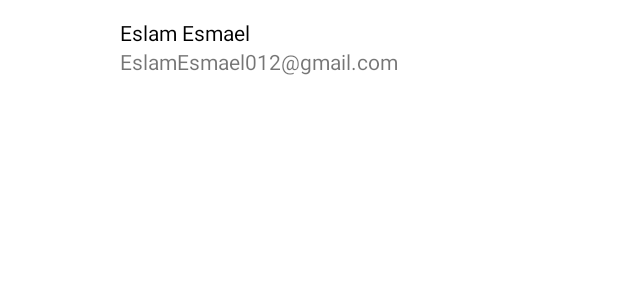
After one commit to mahmoudmorsy201/Aurora, an Android app: the layout item_user_health_taker_fragment.xml on its own in the app's theme, with its tools: preview values and no code run, on a phone screen of 412 x 824 dp. The commit adds this screen. Shown: the top 300 px of the screen. Run offline under Robolectric (Android 15) with nearby library versions, the phone set to English and light mode, and no system bars.

Commit message:
modify the model in Medicine and change the ui for the HealthTakerFragment and change the FireStoreClient.java

```diff
--- a/Aurora/app/src/main/java/com/iti/aurora/firestore/RemoteSourceFireStore.java
+++ b/Aurora/app/src/main/java/com/iti/aurora/firestore/firestoremirror/RemoteSourceFireStoreMirror.java
@@ -1,4 +1,4 @@
-package com.iti.aurora.firestore;
+package com.iti.aurora.firestore.firestoremirror;
 
 import com.iti.aurora.model.User;
 import com.iti.aurora.model.medicine.Dose;
@@ -7,7 +7,7 @@ import com.iti.aurora.model.medicine.Treatment;
 
 import java.util.List;
 
-public interface RemoteSourceFireStore {
+public interface RemoteSourceFireStoreMirror {
     void putUser(User user);
     void putMedicine(Medicine medicine);
     void putTreatment(Treatment treatment);
--- a/Aurora/app/src/main/java/com/iti/aurora/mainactivity/home/view/HomeFragment.java
+++ b/Aurora/app/src/main/java/com/iti/aurora/mainactivity/home/view/HomeFragment.java
@@ -23,9 +23,12 @@ import androidx.work.PeriodicWorkRequest;
 import androidx.work.WorkManager;
 
 import com.google.android.material.floatingactionbutton.FloatingActionButton;
+import com.google.firebase.auth.FirebaseAuth;
 import com.iti.aurora.R;
 import com.iti.aurora.addmedicine.view.AddMedicineActivity;
 import com.iti.aurora.database.ConcreteLocalSource;
+import com.iti.aurora.firestore.FirestoreClient;
+import com.iti.aurora.firestore.RemoteSourceFirestore;
 import com.iti.aurora.mainactivity.home.presenter.HomeFragmentPresenter;
 import com.iti.aurora.mainactivity.home.presenter.HomeFragmentPresenterInterface;
 import com.iti.aurora.model.Repository;
@@ -120,9 +123,6 @@ public class HomeFragment extends Fragment implements HomeFragmentViewInterface
             startActivity(intent);
         });
 
-        //FirebaseUser user = getIntent().getParcelableExtra("GOOGLE_ACCOUNT");
-        //mainActivityPresenterInterface.getLocalDoses();
-
         return view;
     }
 
--- a/Aurora/app/src/main/java/com/iti/aurora/usersystem/signup/presenter/SignUpScreenPresenterInterface.java
+++ b/Aurora/app/src/main/java/com/iti/aurora/usersystem/signup/presenter/SignUpScreenPresenterInterface.java
@@ -5,10 +5,9 @@ import com.iti.aurora.model.User;
 
 public interface SignUpScreenPresenterInterface {
 
-    void createNewUser(User user,String password);
+    void createNewUser(User user, String password);
+
     void firebaseAuthWithGoogle(String idToken);
-
-    void getSignInBooleanFromShared();
 
     void checkFirebaseUser();
 }
--- a/Aurora/app/src/main/java/com/iti/aurora/usersystem/signup/view/SignUpActivity.java
+++ b/Aurora/app/src/main/java/com/iti/aurora/usersystem/signup/view/SignUpActivity.java
@@ -58,7 +58,7 @@ public class SignUpActivity extends AppCompatActivity implements SignUpViewInter
     @Override
     protected void onStart() {
         super.onStart();
-        signUpScreenPresenterInterface.getSignInBooleanFromShared();
+
         signUpScreenPresenterInterface.checkFirebaseUser();
     }
 
@@ -119,7 +119,7 @@ public class SignUpActivity extends AppCompatActivity implements SignUpViewInter
                 new DialogInterface.OnClickListener() {
                     @Override
                     public void onClick(DialogInterface dialogInterface, int i) {
-                        Intent intent = new Intent(SignUpActivity.this , MainActivity.class);
+                        Intent intent = new Intent(SignUpActivity.this, MainActivity.class);
                         startActivity(intent);
                         SignUpActivity.this.finish();
                     }
--- /dev/null
+++ b/Aurora/app/src/main/res/drawable/ic_user_svgrepo_com.xml
@@ -0,0 +1,4 @@
+<vector android:height="64dp" android:viewportHeight="459"
+    android:viewportWidth="459" android:width="64dp" xmlns:android="http://schemas.android.com/apk/res/android">
+    <path android:fillColor="#FF000000" android:pathData="M229.5,0C102.53,0 0,102.845 0,229.5C0,356.301 102.719,459 229.5,459C356.851,459 459,355.815 459,229.5C459,102.547 356.079,0 229.5,0zM347.601,364.67C314.887,393.338 273.4,409 229.5,409c-43.892,0 -85.372,-15.657 -118.083,-44.314c-4.425,-3.876 -6.425,-9.834 -5.245,-15.597c11.3,-55.195 46.457,-98.725 91.209,-113.047C174.028,222.218 158,193.817 158,161c0,-46.392 32.012,-84 71.5,-84c39.488,0 71.5,37.608 71.5,84c0,32.812 -16.023,61.209 -39.369,75.035c44.751,14.319 79.909,57.848 91.213,113.038C354.023,354.828 352.019,360.798 347.601,364.67z"/>
+</vector>
--- /dev/null
+++ b/Aurora/app/src/main/res/layout/item_user_health_taker_fragment.xml
@@ -0,0 +1,39 @@
+<?xml version="1.0" encoding="utf-8"?>
+<androidx.constraintlayout.widget.ConstraintLayout xmlns:android="http://schemas.android.com/apk/res/android"
+    xmlns:app="http://schemas.android.com/apk/res-auto"
+    android:layout_width="match_parent"
+    android:layout_height="wrap_content"
+    android:id="@+id/containerConstraintLayout"
+    android:padding="8dp">
+
+    <ImageView
+        android:padding="4dp"
+        android:id="@+id/userImageView"
+        android:layout_width="48dp"
+        android:layout_height="48dp"
+        android:layout_marginStart="12dp"
+        app:layout_constraintStart_toStartOf="parent"
+        app:layout_constraintTop_toTopOf="parent"
+        app:tint="@color/primary_color" />
+
+    <TextView
+        android:id="@+id/userNameTextView"
+        android:layout_width="wrap_content"
+        android:layout_height="wrap_content"
+        android:layout_marginStart="12dp"
+        android:layout_marginTop="4dp"
+        android:text="Eslam Esmael"
+        android:textColor="@color/black"
+        app:layout_constraintStart_toEndOf="@id/userImageView"
+        app:layout_constraintTop_toTopOf="@id/userImageView" />
+
+    <TextView
+        android:id="@+id/userEmailTextView"
+        android:layout_width="wrap_content"
+        android:layout_height="wrap_content"
+        android:layout_marginStart="12dp"
+        android:text="EslamEsmael012@gmail.com"
+        app:layout_constraintStart_toEndOf="@id/userImageView"
+        app:layout_constraintTop_toBottomOf="@id/userNameTextView" />
+
+</androidx.constraintlayout.widget.ConstraintLayout>
```
Also changed, not shown: Aurora/app/src/main/java/com/iti/aurora/firestore/firestoremirror/FireStoreMirrorClientMirror.java (renamed from Aurora/app/src/main/java/com/iti/aurora/firestore/FireStoreClient.java, +10 -14 lines), Aurora/app/src/main/java/com/iti/aurora/mainactivity/healthtaker/view/HealthTakerFragment.java (+52 -1 lines), Aurora/app/src/main/java/com/iti/aurora/model/User.java (+15 -0 lines), Aurora/app/src/main/java/com/iti/aurora/model/medicine/Medicine.java (+20 -69 lines), Aurora/app/src/main/java/com/iti/aurora/usersystem/signup/presenter/SignUpScreenPresenter.java (+33 -35 lines), Aurora/app/src/main/res/layout/fragment_taker.xml (+10 -11 lines).
